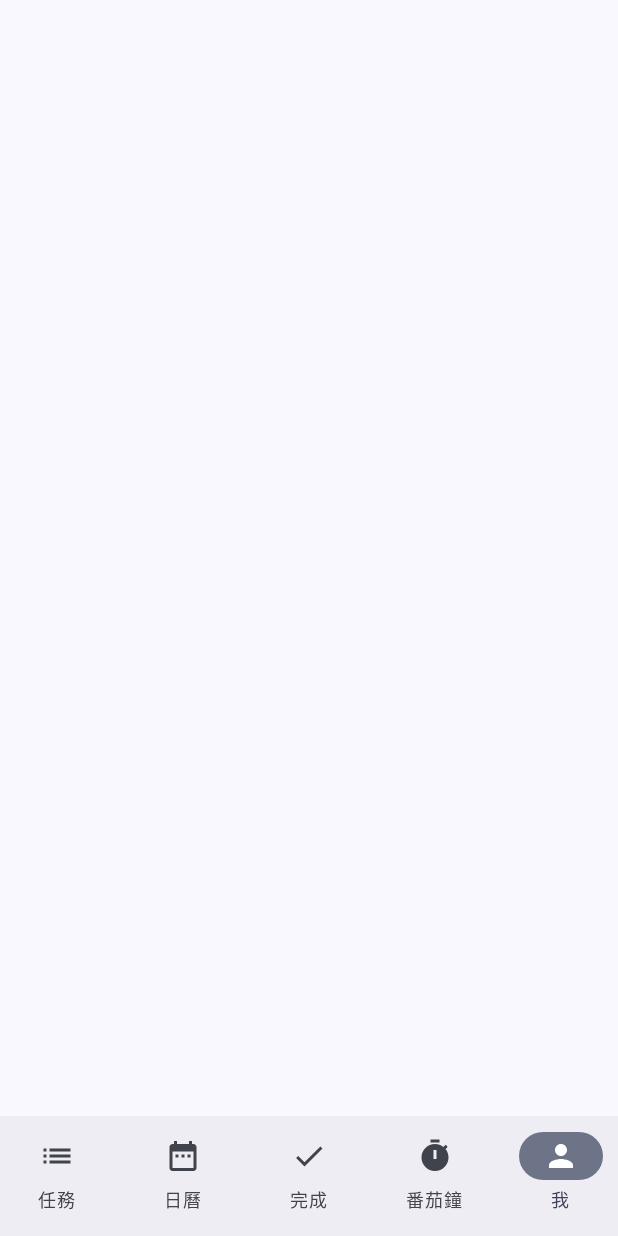
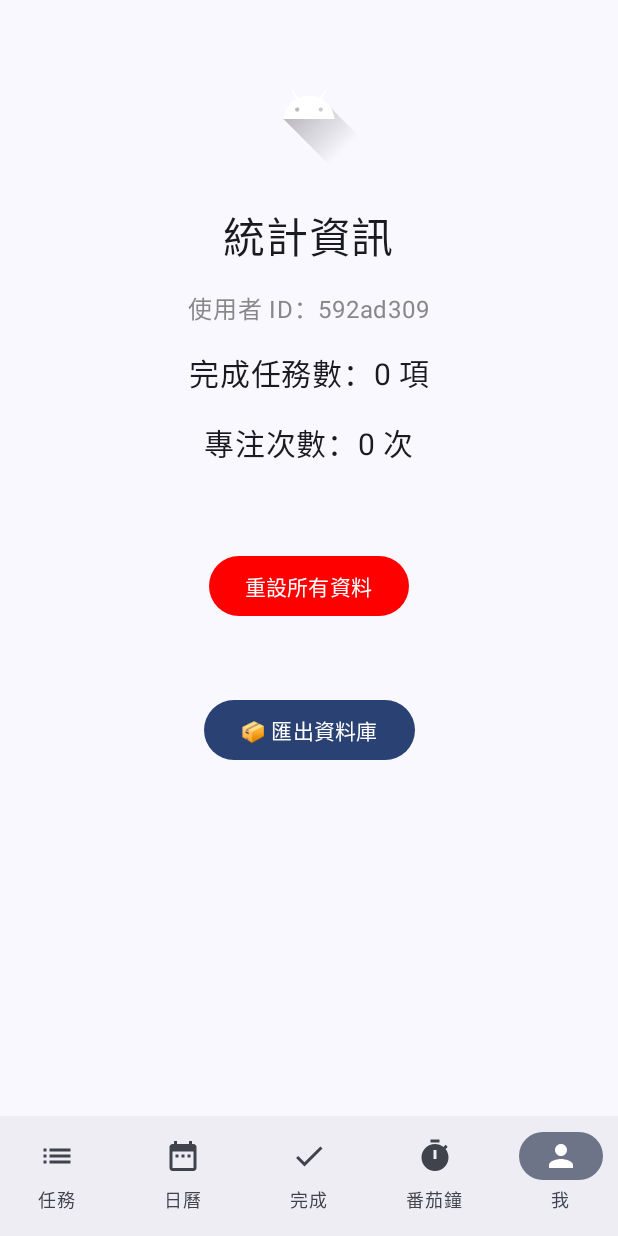
Before and after one commit to boyam01/DoItApp, an Android app built with Jetpack Compose: the ProfileScreen screen opened through its navigation route, on a phone screen of 412 x 824 dp. Run offline under Robolectric (Android 15) with nearby library versions, the phone set to English and light mode, and no system bars; our stand-ins replace Room's generated code.

Commit message:
更新：完成 Profile 頁面與資料匯出功能

```diff
--- a/app/src/main/java/com/yourname/doitapp/data/TaskDao.kt
+++ b/app/src/main/java/com/yourname/doitapp/data/TaskDao.kt
@@ -8,6 +8,9 @@ interface TaskDao {
     @Query("SELECT * FROM tasks ORDER BY timestamp DESC")
     fun getAllTasks(): Flow<List<Task>>
 
+    @Query("DELETE FROM tasks")
+    suspend fun deleteAllTasks()
+
     @Insert(onConflict = OnConflictStrategy.REPLACE)
     suspend fun insertTask(task: Task)
 
--- a/app/src/main/java/com/yourname/doitapp/screens/ProfileScreen.kt
+++ b/app/src/main/java/com/yourname/doitapp/screens/ProfileScreen.kt
@@ -1,4 +1,104 @@
 package com.yourname.doitapp.screens
 
-class ProfileScreen {
+import android.content.Context
+import android.os.Environment
+import androidx.compose.foundation.Image
+import androidx.compose.foundation.layout.*
+import androidx.compose.material3.*
+import androidx.compose.runtime.*
+import androidx.compose.ui.Alignment
+import androidx.compose.ui.Modifier
+import androidx.compose.ui.graphics.Color
+import androidx.compose.ui.layout.ContentScale
+import androidx.compose.ui.platform.LocalContext
+import androidx.compose.ui.res.painterResource
+import androidx.compose.ui.unit.dp
+import androidx.compose.ui.unit.sp
+import androidx.lifecycle.viewmodel.compose.viewModel
+import com.yourname.doitapp.R
+import com.yourname.doitapp.screens.TaskViewModel
+import java.io.File
+import java.io.FileInputStream
+import java.io.FileOutputStream
+import java.nio.channels.FileChannel
+import java.text.SimpleDateFormat
+import java.util.*
+
+@Composable
+fun ProfileScreen(viewModel: TaskViewModel = viewModel()) {
+    val tasks by viewModel.tasks.collectAsState()
+    val doneCount = tasks.count { it.isDone }
+    val focusCount = viewModel.focusCount
+    val userId = remember { UUID.randomUUID().toString().substring(0, 8) }
+    val context = LocalContext.current
+    var exportStatus by remember { mutableStateOf("") }
+
+    Column(
+        modifier = Modifier
+            .fillMaxSize()
+            .padding(24.dp),
+        horizontalAlignment = Alignment.CenterHorizontally,
+        verticalArrangement = Arrangement.spacedBy(16.dp)
+    ) {
+        // 加上虛擬頭像
+        Image(
+            painter = painterResource(id = R.drawable.ic_launcher_foreground),
+            contentDescription = "User Avatar",
+            modifier = Modifier
+                .size(96.dp)
+                .padding(8.dp),
+            contentScale = ContentScale.Crop
+        )
+
+        Text("統計資訊", fontSize = 28.sp)
+
+        Text("使用者 ID：$userId", color = Color.Gray)
+        Text("完成任務數：$doneCount 項", fontSize = 20.sp)
+        Text("專注次數：$focusCount 次", fontSize = 20.sp)
+
+        Spacer(modifier = Modifier.height(24.dp))
+
+        Button(onClick = {
+            viewModel.clearAllTasks()
+            viewModel.resetFocusCount()
+        }, colors = ButtonDefaults.buttonColors(containerColor = Color.Red)) {
+            Text("重設所有資料", color = Color.White)
+        }
+
+        Spacer(modifier = Modifier.height(16.dp))
+
+        Button(onClick = {
+            exportStatus = exportDatabase(context)
+        }) {
+            Text("📦 匯出資料庫")
+        }
+
+        if (exportStatus.isNotEmpty()) {
+            Text(exportStatus, color = Color.Gray)
+        }
+    }
 }
+
+fun exportDatabase(context: Context): String {
+    return try {
+        val dbFile = context.getDatabasePath("doit_database")
+        val backupDir = File(
+            context.getExternalFilesDir(Environment.DIRECTORY_DOCUMENTS),
+            "DoItBackup"
+        )
+        if (!backupDir.exists()) backupDir.mkdirs()
+
+        val timestamp = SimpleDateFormat("yyyyMMdd_HHmmss", Locale.getDefault()).format(Date())
+        val backupFile = File(backupDir, "backup_$timestamp.db")
+
+        val srcChannel: FileChannel = FileInputStream(dbFile).channel
+        val dstChannel: FileChannel = FileOutputStream(backupFile).channel
+        dstChannel.transferFrom(srcChannel, 0, srcChannel.size())
+        srcChannel.close()
+        dstChannel.close()
+
+        "✔ 已匯出：${backupFile.absolutePath}"
+    } catch (e: Exception) {
+        "❌ 匯出失敗：${e.message}"
+    }
+}
--- a/app/src/main/java/com/yourname/doitapp/screens/TaskViewModel.kt
+++ b/app/src/main/java/com/yourname/doitapp/screens/TaskViewModel.kt
@@ -11,6 +11,12 @@ import kotlinx.coroutines.flow.stateIn
 import kotlinx.coroutines.launch
 import kotlinx.coroutines.flow.MutableStateFlow
 import kotlinx.coroutines.flow.StateFlow
+import androidx.compose.runtime.mutableIntStateOf
+import androidx.compose.runtime.mutableStateOf
+import androidx.compose.runtime.getValue
+import androidx.compose.runtime.setValue
+
+
 
 
 class TaskViewModel(app: Application) : AndroidViewModel(app) {
@@ -21,6 +27,18 @@ class TaskViewModel(app: Application) : AndroidViewModel(app) {
         "完成一件事就是贏了一次 ✨",
         "又一項任務達成了，太讚啦！🔥"
     )
+
+    var focusCount by mutableStateOf(0)
+        private set
+
+    fun resetFocusCount() {
+        focusCount = 0
+    }
+
+    fun clearAllTasks() = viewModelScope.launch {
+        dao.deleteAllTasks()
+    }
+
 
     private val _motivation = MutableStateFlow<String?>(null)
     val motivation: StateFlow<String?> = _motivation
```
